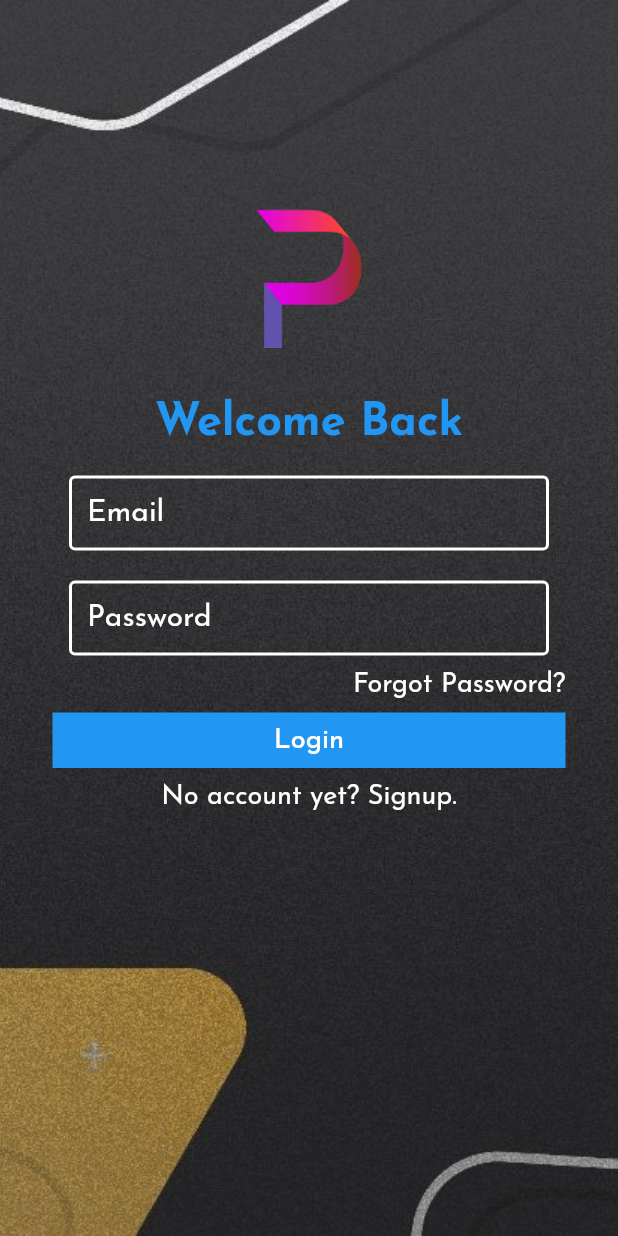
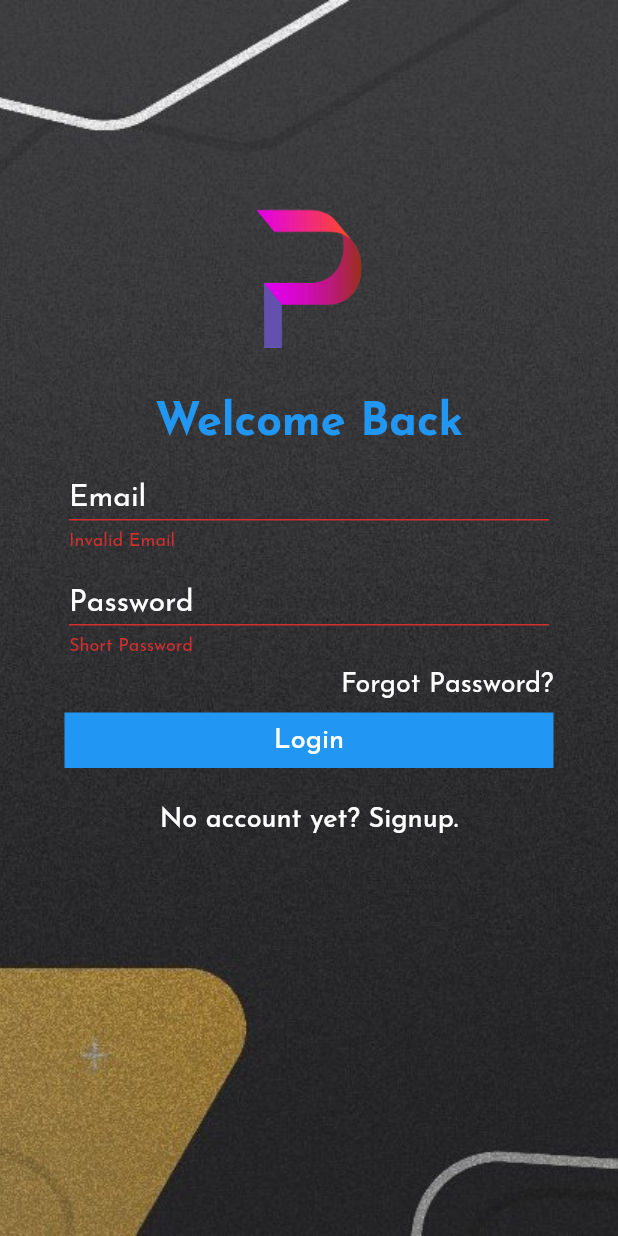
Before and after one commit to PilotCityInc/pcv4_mobile, a Flutter app: the SignInPage screen opened by its route, after a tap on "Login", on a phone screen of 412 x 824 dp. Run offline on Flutter 3.47's test engine with Material 2 defaults, Android fonts, the light colour scheme and no system bars; our stand-ins replace another_flushbar, auto_route, bloc, dartz, flutter_bloc, flutter_secure_storage and 5 more; accounts and stored records are empty; statements that could not run were skipped.

Commit message:
Connect new sign in page with business logic

```diff
--- a/lib/presentation/pages/auth/sign_in/sign_in_page.dart
+++ b/lib/presentation/pages/auth/sign_in/sign_in_page.dart
@@ -1,172 +1,29 @@
-// ignore_for_file: file_names, prefer_const_constructors, prefer_const_literals_to_create_immutables, non_constant_identifier_names, avoid_unnecessary_containers, deprecated_member_use
-
 import 'package:flutter/material.dart';
-import 'Widgets/Widgets.dart';
-import '../../../common/TextStyling/Pallete.dart';
+import 'package:flutter_bloc/flutter_bloc.dart';
+import 'package:pcv4_mobile/application/auth/sign_in_form/sign_in_form_bloc.dart';
+import 'package:pcv4_mobile/injection.dart';
+import 'widgets/widgets.dart';
+import './widgets/sign_in_form.dart';
 
 class SignInPage extends StatelessWidget {
   const SignInPage({Key? key}) : super(key: key);
 
-  // Base alignment for top most component so alignmnet change here will
-  // unformily change throughtout the entire program
-  final double BaseAlignmentY = -0.5;
-
   @override
   Widget build(BuildContext context) {
-    return Stack(children: [
-      BackgroundImage(Imagesrc: 'assets/Login/Background.jpeg'),
-      Scaffold(
-        backgroundColor: Colors.transparent,
-        body: ListView(
-          children: [
-            SizedBox(
-              height: 130,
-            ),
-            Logo(),
-            SizedBox(
-              height: 35,
-            ),
-            WelcomeBack(),
-            SizedBox(
-              height: 20,
-            ),
-            EmailText(),
-            SizedBox(
-              height: 20,
-            ),
-            PasswordText(),
-            SizedBox(
-              height: 10,
-            ),
-            Padding(
-                padding: const EdgeInsets.symmetric(horizontal: 35),
-                child: Column(
-                  crossAxisAlignment: CrossAxisAlignment.end,
-                  children: [
-                    Text(
-                      'Forgot Password?',
-                      style: BodyText,
-                    )
-                  ],
-                )),
-            SizedBox(
-              height: 10,
-            ),
-            LoginButton(),
-            SizedBox(
-              height: 10,
-            ),
-            Column(
-              crossAxisAlignment: CrossAxisAlignment.center,
-              children: [
-                Text(
-                  'No account yet? Signup.',
-                  style: BodyText,
-                )
-              ],
-            )
-          ],
-        ),
-      ),
-    ]);
-  }
-
-  Padding LoginButton() {
-    return Padding(
-        padding: const EdgeInsets.symmetric(horizontal: 35),
-        child: Column(
-          children: [
-            Container(
-                height: 37,
-                width: double.infinity,
-                decoration: BoxDecoration(color: Colors.blue),
-                child: FlatButton(
-                    onPressed: () {},
-                    child: Text(
-                      'Login',
-                      style: BodyText,
-                    ))),
-          ],
-        ));
-  }
-
-  Container PasswordText() {
-    return Container(
-        alignment: Alignment(0.0, BaseAlignmentY + 0.88),
-        child: Container(
-          width: 320,
-          height: 50,
-          decoration: BoxDecoration(
-              // color: Colors.transparent,
-              borderRadius: BorderRadius.circular(20)),
-          child: TextField(
-            style: TextStyle(fontSize: 20, color: Colors.white),
-            decoration: InputDecoration(
-              focusedBorder: OutlineInputBorder(
-                borderSide: BorderSide(color: Colors.white, width: 2.0),
-              ),
-              enabledBorder: OutlineInputBorder(
-                borderSide: BorderSide(color: Colors.white, width: 2.0),
-              ),
-              labelText: 'Password',
-              labelStyle: TextStyle(color: Colors.white),
-              isDense: true,
-            ),
-            obscureText: true,
-          ),
-        ));
-  }
-
-  // This is the code for the text fied that takes in the email
-  Container EmailText() {
-    return Container(
-        alignment: Alignment(0.0, BaseAlignmentY + 0.28),
-        child: Container(
-          width: 320,
-          height: 50,
-          decoration: BoxDecoration(
-              // color: Colors.transparent,
-              borderRadius: BorderRadius.circular(20)),
-          child: TextField(
-            style: TextStyle(fontSize: 20, color: Colors.white),
-            decoration: InputDecoration(
-              focusedBorder: OutlineInputBorder(
-                borderSide: BorderSide(color: Colors.white, width: 2.0),
-              ),
-              enabledBorder: OutlineInputBorder(
-                borderSide: BorderSide(color: Colors.white, width: 2.0),
-              ),
-              labelText: 'Email',
-              labelStyle: TextStyle(color: Colors.white),
-              isDense: true,
+    return Stack(
+      children: [
+        const BackgroundImage(Imagesrc: 'assets/Login/Background.jpeg'),
+        Scaffold(
+          backgroundColor: Colors.transparent,
+          body: SafeArea(
+            minimum: const EdgeInsets.symmetric(horizontal: 8),
+            child: BlocProvider(
+              create: (context) => getIt<SignInFormBloc>(),
+              child: const SignInForm(),
             ),
           ),
-        ));
-  }
-
-  // This is the code for the welcome back text
-  SafeArea WelcomeBack() {
-    return SafeArea(
-        child: Container(
-      alignment: Alignment(0.0, BaseAlignmentY),
-      child: Text(
-        'Welcome Back',
-        style: PageHeading,
-      ),
-    ));
-  }
-
-  // This is the code for the Pilotcity Logo that appears on top of the Welcome
-  Container Logo() {
-    return Container(
-        alignment: Alignment(0.0, BaseAlignmentY - 0.2),
-        child: Container(
-            width: 84,
-            height: 102,
-            padding: const EdgeInsets.all(0.0),
-            decoration: BoxDecoration(
-                image: DecorationImage(
-                    image: AssetImage('assets/Login/PilotCity.png'),
-                    fit: BoxFit.fill))));
+        ),
+      ],
+    );
   }
 }
--- /dev/null
+++ b/lib/presentation/pages/auth/sign_in/widgets/sign_in_form.dart
@@ -0,0 +1,235 @@
+import 'package:auto_route/auto_route.dart';
+import 'package:flutter/material.dart';
+import 'package:flutter_bloc/flutter_bloc.dart';
+import 'package:pcv4_mobile/application/auth/sign_in_form/sign_in_form_bloc.dart';
+import 'package:pcv4_mobile/presentation/common/TextStyling/Pallete.dart';
+import 'package:pcv4_mobile/presentation/pages/auth/widgets/auth_failure_snackbar.dart';
+import 'package:pcv4_mobile/presentation/routes/app_router.dart';
+
+class SignInForm extends StatelessWidget {
+  const SignInForm({Key? key}) : super(key: key);
+
+  // Base alignment for top most component so alignmnet change here will
+  // unformily change throughtout the entire program
+  final double baseAlignmentY = -0.5;
+
+  @override
+  Widget build(BuildContext context) {
+    return BlocConsumer<SignInFormBloc, SignInFormState>(
+      listener: (context, state) {
+        state.authFailureOrSuccessOption.forEach((authFailureOrSuccess) {
+          authFailureOrSuccess.fold(
+            (authFailure) {
+              createAuthFailureSnackbar(authFailure).show(context);
+            },
+            (success) {},
+          );
+        });
+      },
+      builder: (context, state) {
+        return Form(
+          autovalidateMode: state.showErrorMessages
+              ? AutovalidateMode.always
+              : AutovalidateMode.disabled,
+          child: AutofillGroup(
+            child: ListView(
+              children: [
+                const SizedBox(
+                  height: 130,
+                ),
+                Logo(),
+                const SizedBox(
+                  height: 35,
+                ),
+                WelcomeBack(),
+                const SizedBox(
+                  height: 20,
+                ),
+                EmailText(context),
+                const SizedBox(
+                  height: 20,
+                ),
+                PasswordText(context),
+                const SizedBox(
+                  height: 10,
+                ),
+                Padding(
+                    padding: const EdgeInsets.symmetric(horizontal: 35),
+                    child: Column(
+                      crossAxisAlignment: CrossAxisAlignment.end,
+                      children: const [
+                        Text(
+                          'Forgot Password?',
+                          style: BodyText,
+                        )
+                      ],
+                    )),
+                const SizedBox(
+                  height: 10,
+                ),
+                LoginButton(context),
+                if (state.isSubmitting) ...[
+                  const SizedBox(height: 8),
+                  const LinearProgressIndicator(),
+                  const SizedBox(height: 24),
+                ],
+                const SizedBox(
+                  height: 10,
+                ),
+                Column(
+                  crossAxisAlignment: CrossAxisAlignment.center,
+                  children: [
+                    TextButton(
+                      child: const Text(
+                        'No account yet? Signup.',
+                        style: BodyText,
+                      ),
+                      onPressed: () =>
+                          context.router.replace(const SignUpPageRoute()),
+                    )
+                  ],
+                )
+              ],
+            ),
+          ),
+        );
+      },
+    );
+  }
+
+// This is the code for the Pilotcity Logo that appears on top of the Welcome
+  Container Logo() {
+    return Container(
+      alignment: Alignment(0.0, baseAlignmentY - 0.2),
+      child: Container(
+        width: 84,
+        height: 102,
+        padding: const EdgeInsets.all(0.0),
+        decoration: const BoxDecoration(
+          image: DecorationImage(
+              image: AssetImage('assets/Login/PilotCity.png'),
+              fit: BoxFit.fill),
+        ),
+      ),
+    );
+  }
+
+// This is the code for the welcome back text
+  SafeArea WelcomeBack() {
+    return SafeArea(
+      child: Container(
+        alignment: Alignment(0.0, baseAlignmentY),
+        child: const Text(
+          'Welcome Back',
+          style: PageHeading,
+        ),
+      ),
+    );
+  }
+
+  // This is the code for the text fied that takes in the email
+  Container EmailText(BuildContext context) {
+    return Container(
+      alignment: Alignment(0.0, baseAlignmentY + 0.28),
+      child: Container(
+        width: 320,
+        height: 50,
+        decoration: BoxDecoration(
+            // color: Colors.transparent,
+            borderRadius: BorderRadius.circular(20)),
+        child: TextFormField(
+          style: const TextStyle(fontSize: 20, color: Colors.white),
+          decoration: const InputDecoration(
+            focusedBorder: OutlineInputBorder(
+              borderSide: BorderSide(color: Colors.white, width: 2.0),
+            ),
+            enabledBorder: OutlineInputBorder(
+              borderSide: BorderSide(color: Colors.white, width: 2.0),
+            ),
+            labelText: 'Email',
+            labelStyle: TextStyle(color: Colors.white),
+            isDense: true,
+          ),
+          autofillHints: const [AutofillHints.email],
+          onChanged: (value) => context.read<SignInFormBloc>().add(
+                SignInFormEvent.emailChanged(value),
+              ),
+          validator: (_) =>
+              context.read<SignInFormBloc>().state.emailAddress.value.fold(
+                    (failure) => failure.maybeMap(
+                      invalidEmail: (_) => 'Invalid Email',
+                      orElse: () => null,
+                    ),
+                    (_) => null,
+                  ),
+        ),
+      ),
+    );
+  }
+
+  PasswordText(BuildContext context) {
+    return Container(
+      alignment: Alignment(0.0, baseAlignmentY + 0.88),
+      child: Container(
+        width: 320,
+        height: 50,
+        decoration: BoxDecoration(
+            // color: Colors.transparent,
+            borderRadius: BorderRadius.circular(20)),
+        child: TextFormField(
+          style: const TextStyle(fontSize: 20, color: Colors.white),
+          decoration: const InputDecoration(
+            focusedBorder: OutlineInputBorder(
+              borderSide: BorderSide(color: Colors.white, width: 2.0),
+            ),
+            enabledBorder: OutlineInputBorder(
+              borderSide: BorderSide(color: Colors.white, width: 2.0),
+            ),
+            labelText: 'Password',
+            labelStyle: TextStyle(color: Colors.white),
+            isDense: true,
+          ),
+          autofillHints: const [AutofillHints.password],
+          obscureText: true,
+          onChanged: (value) => context.read<SignInFormBloc>().add(
+                SignInFormEvent.passwordChanged(value),
+              ),
+          validator: (_) =>
+              context.read<SignInFormBloc>().state.password.value.fold(
+                    (failure) => failure.maybeMap(
+                      shortPassword: (_) => 'Short Password',
+                      orElse: () => null,
+                    ),
+                    (_) => null,
+                  ),
+        ),
+      ),
+    );
+  }
+
+  Padding LoginButton(BuildContext context) {
+    return Padding(
+      padding: const EdgeInsets.symmetric(horizontal: 35),
+      child: Column(
+        children: [
+          Container(
+            height: 37,
+            width: double.infinity,
+            decoration: const BoxDecoration(color: Colors.blue),
+            child: MaterialButton(
+              onPressed: () {
+                context.read<SignInFormBloc>().add(
+                      const SignInFormEvent.signInWithEmailAndPasswordPressed(),
+                    );
+              },
+              child: const Text(
+                'Login',
+                style: BodyText,
+              ),
+            ),
+          ),
+        ],
+      ),
+    );
+  }
+}
--- a/lib/presentation/pages/auth/sign_in_dummy/sign_in_page.dart
+++ /dev/null
@@ -1,23 +0,0 @@
-import 'package:flutter/material.dart';
-import 'package:flutter_bloc/flutter_bloc.dart';
-import 'package:pcv4_mobile/application/auth/sign_in_form/sign_in_form_bloc.dart';
-import 'package:pcv4_mobile/injection.dart';
-
-import 'widgets/sign_in_form.dart';
-
-class SignInPage extends StatelessWidget {
-  const SignInPage({Key? key}) : super(key: key);
-
-  @override
-  Widget build(BuildContext context) {
-    return Scaffold(
-      appBar: AppBar(
-        title: const Text('Sign In'),
-      ),
-      body: BlocProvider(
-        create: (context) => getIt<SignInFormBloc>(),
-        child: const SignInForm(),
-      ),
-    );
-  }
-}
--- a/lib/presentation/pages/splash/splash_page.dart
+++ b/lib/presentation/pages/splash/splash_page.dart
@@ -16,6 +16,7 @@ class SplashPage extends StatelessWidget {
           authenticated: () {
             // TODO: navigate to an actual page when authenticated
             debugPrint('I am authenticated!!');
+            // context.router.replace(const SignInPageRoute());
           },
           unauthenticated: () =>
               context.router.replace(const SignUpPageRoute()),
```
Also changed, not shown: lib/presentation/pages/auth/sign_in_dummy/widgets/sign_in_form.dart (deleted, +0 -122 lines), lib/presentation/pages/auth/sign_in/widgets/BackgroundImage.dart (renamed from lib/presentation/pages/auth/sign_in/Widgets/BackgroundImage.dart), lib/presentation/pages/auth/sign_in/widgets/widgets.dart (renamed from lib/presentation/pages/auth/sign_in/Widgets/Widgets.dart).
